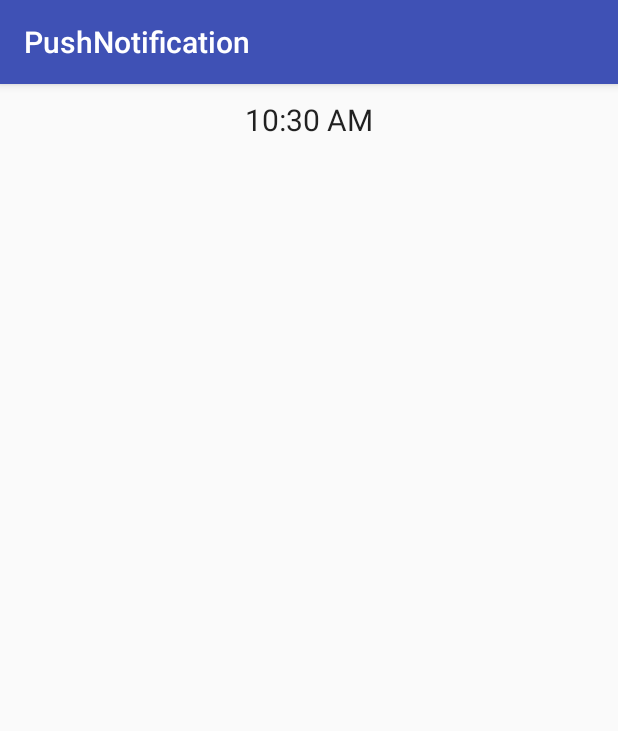
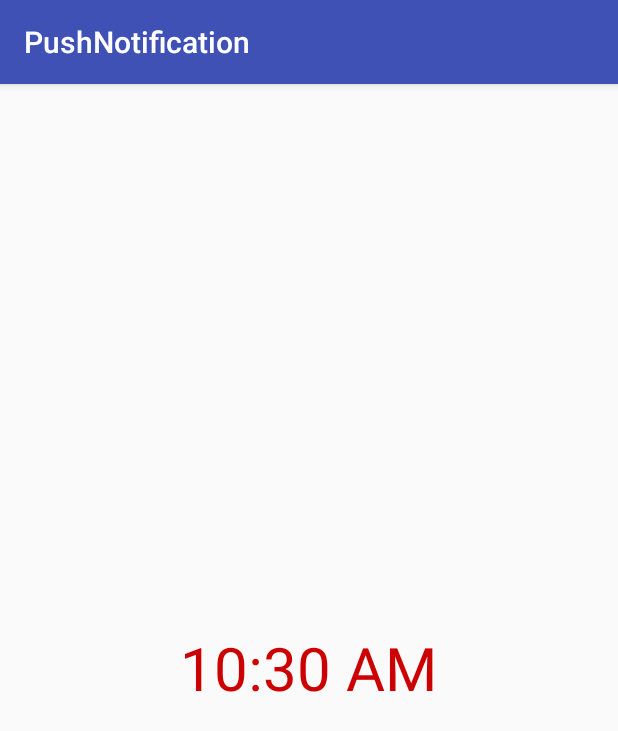
Before and after one commit to FamilyVN/PushNotification, an Android app: the screen it shows after launch (MainActivity), on a phone screen of 412 x 824 dp. Shown: the top 731 px of the screen. Run offline under Robolectric (Android 15) with nearby library versions, the phone set to English and light mode, and no system bars.

Commit message:
ref fix bug

```diff
--- a/app/src/main/res/layout/activity_main.xml
+++ b/app/src/main/res/layout/activity_main.xml
@@ -5,6 +5,7 @@
     xmlns:tools="http://schemas.android.com/tools"
     android:layout_width="match_parent"
     android:layout_height="match_parent"
+    android:gravity="center"
     android:orientation="vertical"
     tools:context="tuananh.com.push.notification.view.activity.MainActivity">
 
@@ -12,7 +13,8 @@
         android:id="@+id/time_picker"
         android:layout_width="wrap_content"
         android:layout_height="wrap_content"
-        android:layout_gravity="center_horizontal"
+        android:layout_gravity="center"
         android:layout_marginTop="10dp"
-        android:textSize="20sp"/>
+        android:textColor="@android:color/holo_red_dark"
+        android:textSize="40sp"/>
 </LinearLayout>
```
Also changed, not shown: app/src/main/AndroidManifest.xml (+0 -9 lines), app/src/main/java/tuananh/com/push/notification/alarm/AlarmBootReceiver.java (deleted, +0 -19 lines), app/src/main/java/tuananh/com/push/notification/view/fragment/TimePickerFragment.java (deleted, +0 -16 lines), app/src/main/res/layout/activity_notification.xml (deleted, +0 -15 lines).
